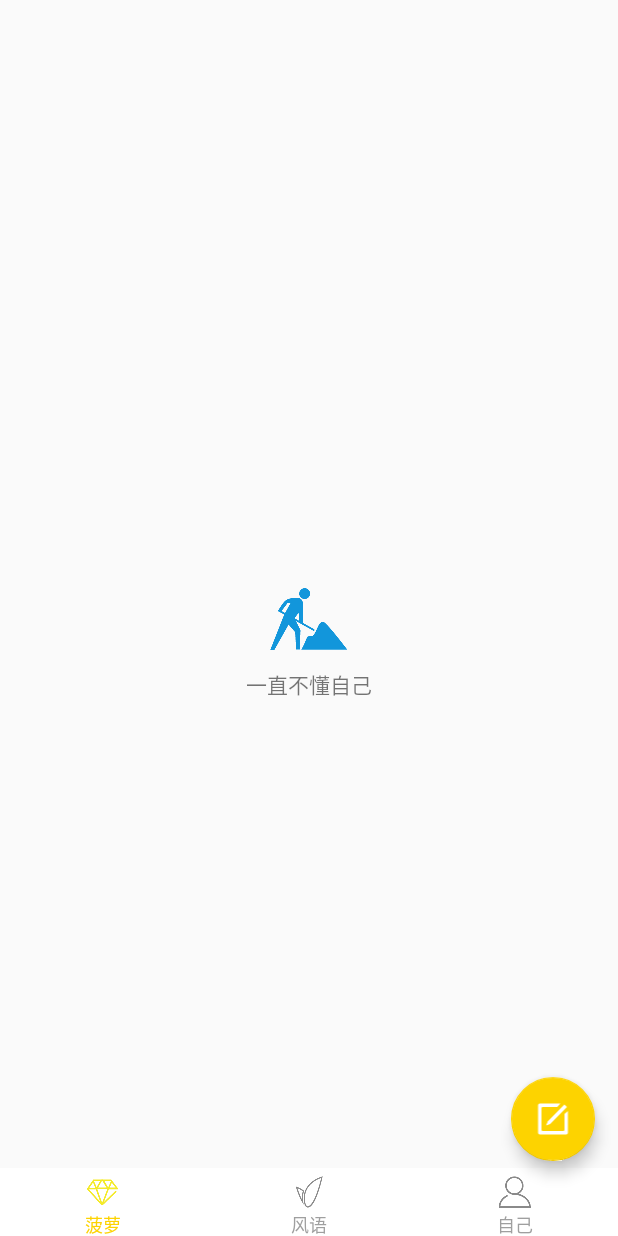
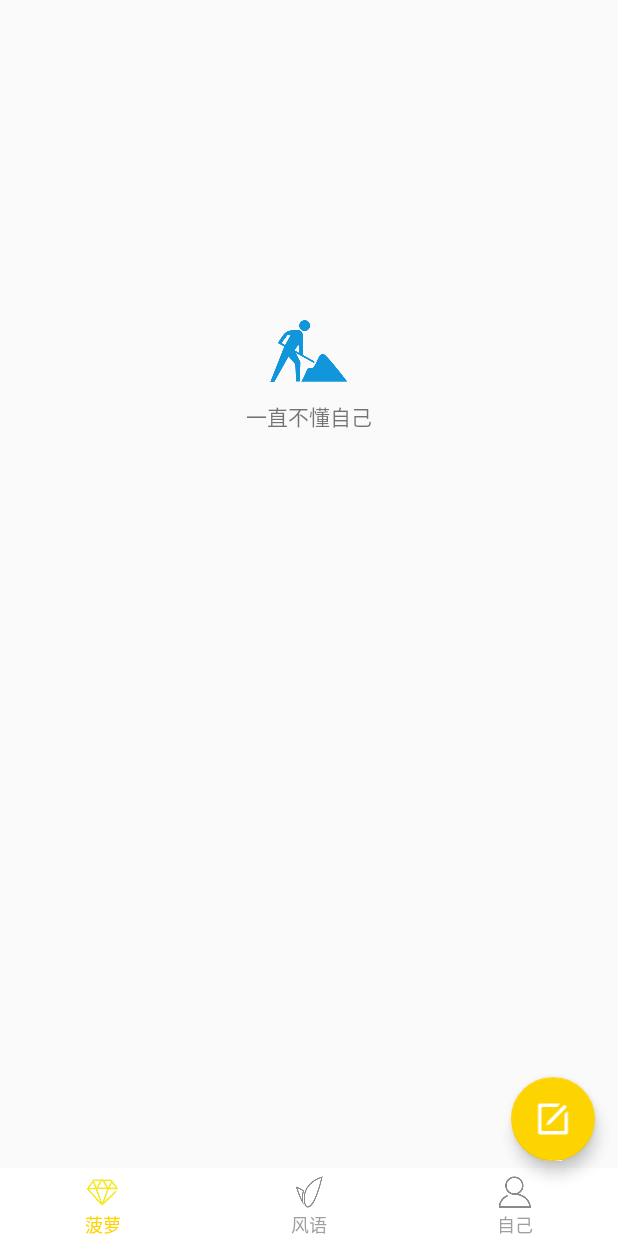
Before and after one commit to zouyongkui/ChickenSoup, an Android app: the fragment SelfFragment placed in its activity, on a phone screen of 412 x 824 dp. Run offline under Robolectric (Android 15) with nearby library versions, the phone set to English and light mode, and no system bars; our stand-ins replace ButterKnife; libraries missing offline, so code that uses them is left out: retrofit2.adapter.rxjava, rx.android.schedulers, rx.schedulers; pictures from the network do not load; 2 statements that could not run were skipped.

Commit message:
优化了图片相关表现

```diff
--- a/app/build.gradle
+++ b/app/build.gradle
@@ -62,6 +62,8 @@ dependencies {
     implementation 'com.zhihu.android:matisse:0.4.3'
     implementation 'pub.devrel:easypermissions:0.4.0'
 
+    implementation "com.android.support:exifinterface:25.3.1"
+
 //    //极光开源聊天界面
 //    implementation project(':chatinput')
 //    implementation project(':messagelist')
--- a/app/src/main/java/com/one/zyk/soup/http/Urls.java
+++ b/app/src/main/java/com/one/zyk/soup/http/Urls.java
@@ -1,7 +1,11 @@
 package com.one.zyk.soup.http;
 
 public class Urls {
-    public static final String BASE_URL = "http://47.94.130.167:8081/";
+        public static final String BASE_URL = "http://47.94.130.167:8081/";
     public static final String PIC_URL = "http://47.94.130.167/soup";
 //    public static final String BASE_URL = "http://192.168.1.125:8081/";
+
+
+    public static final String RELEASE_SOUP = BASE_URL + "bolo/api/createSoup";
+    public static final String UPDATE_COMMUNITY = BASE_URL + "bolo/community/updateCommunity";
 }
--- a/app/src/main/java/com/one/zyk/soup/ui/blo/activity/SplashActivity.java
+++ b/app/src/main/java/com/one/zyk/soup/ui/blo/activity/SplashActivity.java
@@ -41,7 +41,9 @@ public class SplashActivity extends BaseActivity {
         String userId = mUserSp.getString(Constant.useId);
         if (TextUtils.isEmpty(userId)) {
             LogUtils.d(PhoneUtils.getPhoneStatus());
-            ServiceRequest.getUserId(this, DeviceUtils.getNativePhoneNumber(), PhoneUtils.getIMEI(), DeviceUtils.getSystemModel());
+            String phone = DeviceUtils.getNativePhoneNumber();
+            mUserSp.put("phone", phone);
+            ServiceRequest.getUserId(this, phone, PhoneUtils.getIMEI(), DeviceUtils.getSystemModel());
         } else {
             LogUtils.d("sss", mUserSp.getString(Constant.useId));
             goMainActivity();
--- a/app/src/main/java/com/one/zyk/soup/ui/me/SelfFragment.java
+++ b/app/src/main/java/com/one/zyk/soup/ui/me/SelfFragment.java
@@ -1,15 +1,22 @@
 package com.one.zyk.soup.ui.me;
 
+import android.content.Intent;
 import android.os.Bundle;
 import android.support.annotation.Nullable;
 import android.view.LayoutInflater;
 import android.view.View;
 import android.view.ViewGroup;
+import android.widget.Button;
 
 import com.one.zyk.soup.R;
+import com.one.zyk.soup.app.Constant;
 import com.one.zyk.soup.base.BaseFragment;
+import com.one.zyk.soup.ui.manage.ReleaseSoupActivity;
+import com.one.zyk.soup.utils.SPUtils;
 
+import butterknife.BindView;
 import butterknife.ButterKnife;
+import butterknife.OnClick;
 
 /**
  * Author ：Yongkui.Zou
@@ -18,6 +25,9 @@ import butterknife.ButterKnife;
  * Function
  */
 public class SelfFragment extends BaseFragment {
+
+    @BindView(R.id.btn_release)
+    Button btn_release;
 
     @Override
     public void onCreate(@Nullable Bundle savedInstanceState) {
@@ -35,7 +45,15 @@ public class SelfFragment extends BaseFragment {
     @Override
     public void onActivityCreated(@Nullable Bundle savedInstanceState) {
         super.onActivityCreated(savedInstanceState);
+        if ("+8617600209962".equals(SPUtils.getInstance(Constant.db_user).getString("phone"))) {
+            btn_release.setVisibility(View.VISIBLE);
+        } else {
+            btn_release.setVisibility(View.GONE);
+        }
     }
 
-
+    @OnClick(R.id.btn_release)
+    public void goRelease() {
+        startActivity(new Intent(getActivity(), ReleaseSoupActivity.class));
+    }
 }
--- a/app/src/main/java/com/one/zyk/soup/utils/DeviceUtils.java
+++ b/app/src/main/java/com/one/zyk/soup/utils/DeviceUtils.java
@@ -101,6 +101,7 @@ public class DeviceUtils {
         if (ActivityCompat.checkSelfPermission(SoupApp.getInstance(), Manifest.permission.READ_PHONE_STATE) == PackageManager.PERMISSION_GRANTED) {
             phone = ((TelephonyManager) Objects.requireNonNull(SoupApp.getInstance().getSystemService(Context.TELEPHONY_SERVICE))).getLine1Number();
         }
+        LogUtils.e("phone", phone);
         return phone;
     }
 
--- a/app/src/main/res/anim/flipper_in_anim.xml
+++ b/app/src/main/res/anim/flipper_in_anim.xml
@@ -6,7 +6,7 @@
         android:fromYDelta="100%p"
         android:toYDelta="0" />
     <alpha
-        android:duration="1500"
+        android:duration="800"
         android:fromAlpha="0.0"
         android:toAlpha="1.0" />
 </set>
--- a/app/src/main/res/anim/flipper_out_anim.xml
+++ b/app/src/main/res/anim/flipper_out_anim.xml
@@ -5,7 +5,7 @@
         android:fromYDelta="0"
         android:toYDelta="-100%p" />
     <alpha
-        android:duration="1500"
+        android:duration="800"
         android:fromAlpha="1.0"
         android:toAlpha="0.0" />
 </set>
--- a/app/src/main/res/layout/activity_release_soup.xml
+++ b/app/src/main/res/layout/activity_release_soup.xml
@@ -25,6 +25,7 @@
     <Button
         android:id="@+id/btn_send"
         android:layout_width="match_parent"
-        android:layout_height="wrap_content" />
+        android:layout_height="wrap_content"
+        android:text="发布" />
 
 </LinearLayout>
--- a/app/src/main/res/layout/fragment_flow.xml
+++ b/app/src/main/res/layout/fragment_flow.xml
@@ -10,9 +10,8 @@
         android:layout_width="match_parent"
         android:layout_height="80dp"
         android:autoStart="false"
-        android:flipInterval="3000"
+        android:flipInterval="5000"
         android:inAnimation="@anim/flipper_in_anim"
-        android:measureAllChildren="false"
         android:outAnimation="@anim/flipper_out_anim" />
 
     <TextView
--- a/app/src/main/res/layout/fragment_self.xml
+++ b/app/src/main/res/layout/fragment_self.xml
@@ -1,24 +1,29 @@
 <?xml version="1.0" encoding="utf-8"?>
-<android.support.constraint.ConstraintLayout xmlns:android="http://schemas.android.com/apk/res/android"
+<LinearLayout xmlns:android="http://schemas.android.com/apk/res/android"
     xmlns:app="http://schemas.android.com/apk/res-auto"
     android:layout_width="match_parent"
-    android:layout_height="match_parent">
+    android:layout_height="match_parent"
+    android:orientation="vertical">
 
     <ImageView
         android:id="@+id/iv_working"
         android:layout_width="wrap_content"
         android:layout_height="wrap_content"
-        android:src="@mipmap/working"
-        app:layout_constraintBottom_toBottomOf="parent"
-        app:layout_constraintLeft_toLeftOf="parent"
-        app:layout_constraintRight_toRightOf="parent"
-        app:layout_constraintTop_toTopOf="parent" />
+        android:layout_gravity="center"
+        android:layout_marginTop="200dp"
+        android:src="@mipmap/working" />
 
     <TextView
-        android:layout_width="wrap_content"
+        android:layout_width="match_parent"
         android:layout_height="wrap_content"
-        android:text="一直不懂自己"
-        app:layout_constraintLeft_toLeftOf="parent"
-        app:layout_constraintRight_toRightOf="parent"
-        app:layout_constraintTop_toBottomOf="@id/iv_working" />
-</android.support.constraint.ConstraintLayout>
+        android:gravity="center"
+        android:text="一直不懂自己" />
+
+
+    <Button
+        android:id="@+id/btn_release"
+        android:layout_width="match_parent"
+        android:layout_height="wrap_content"
+        android:layout_marginTop="200dp"
+        android:text="发布" />
+</LinearLayout>
```
Also changed, not shown: app/src/main/java/com/one/zyk/soup/http/request/HttpRequest.java (+33 -11 lines), app/src/main/java/com/one/zyk/soup/ui/flow/activity/PostFlowActivity.java (+84 -24 lines), app/src/main/java/com/one/zyk/soup/ui/flow/fragment/FlowFragment.java (+7 -3 lines), app/src/main/java/com/one/zyk/soup/ui/manage/ReleaseSoupActivity.java (+35 -10 lines), app/src/main/res/layout/activity_post_flow.xml (+14 -6 lines).
